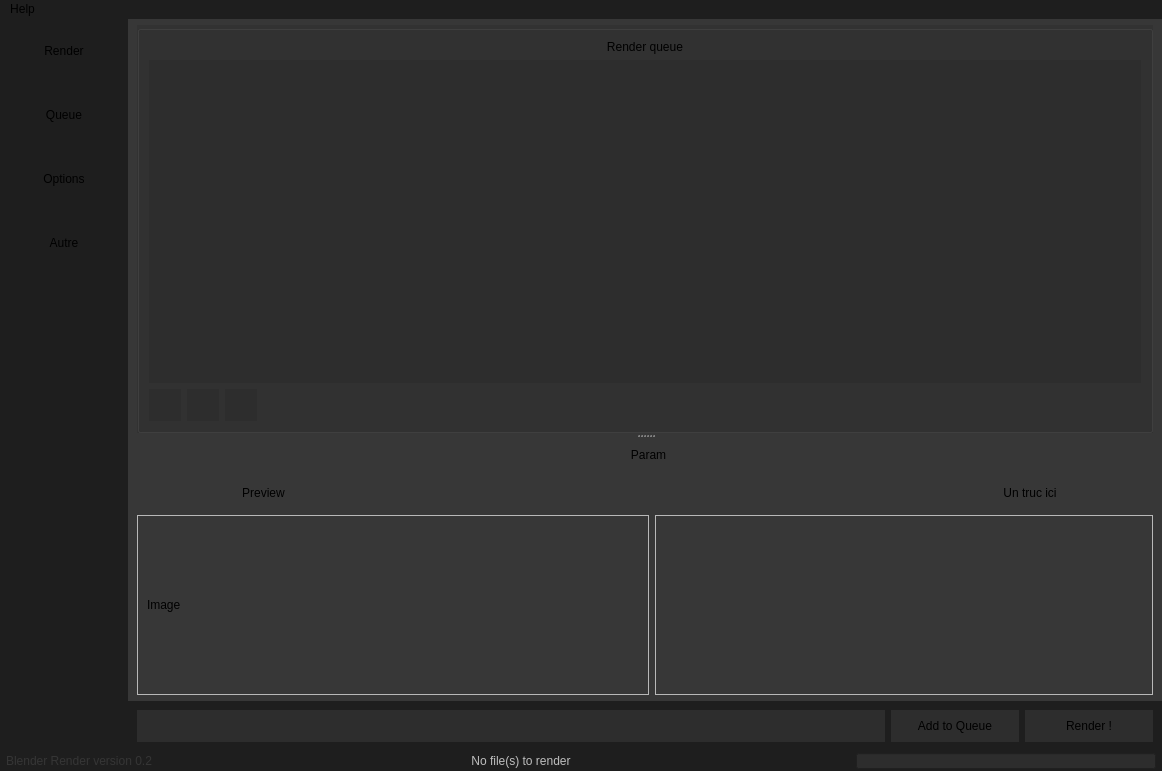
Old version of the form mainwindow.ui in the repository Nesakko/BlenderRender.
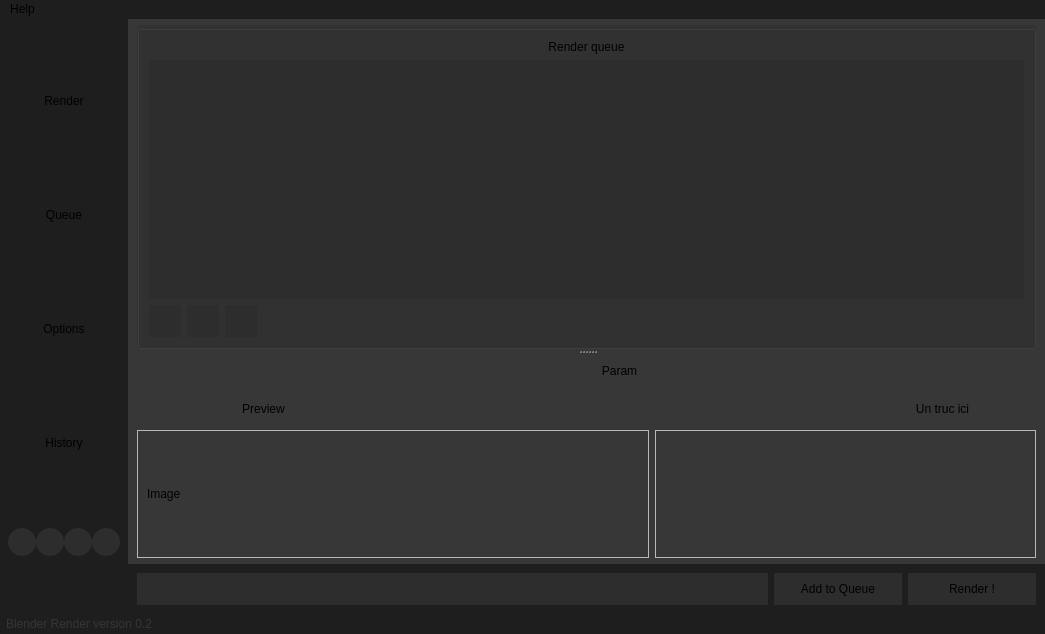
New version of the form. The open tabs and pages were chosen to show the change. Icons and pictures are not drawn.

```diff
--- a/mainwindow.ui
+++ b/mainwindow.ui
@@ -6,8 +6,8 @@
    <rect>
     <x>0</x>
     <y>0</y>
-    <width>1162</width>
-    <height>771</height>
+    <width>1045</width>
+    <height>634</height>
    </rect>
   </property>
   <property name="minimumSize">
@@ -98,7 +98,58 @@
 }
 QProgressBar::chunk{
 	background-color: rgb(65, 200, 255);
-}</string>
+}
+
+#SideBar, #BottomBar{
+background-color: rgb(30, 30, 30);
+border: none;
+}
+#StatusBar{
+	background-color: rgb(30, 30, 30);
+	border: none;
+	max-height: 20px;
+	min-height: 20px;
+}
+
+#btnSide_Render, #btnSide_Queue, #btnSide_Param, #btnSide_Option4{
+	background-color: rgb(30,30,30);
+	min-height: 64px;
+	max-height: 64px;
+	border: none;
+}
+#btnSide_Render:hover{
+	background-color: rgb(42, 180, 255);
+}
+#btnSide_Queue:hover{
+	background-color: rgb(42, 180, 255);
+}
+#btnSide_Param:hover{
+	background-color: rgb(42, 180, 255);
+}
+#btnSide_Option4:hover{
+	background-color: rgb(42, 180, 255);
+}
+
+#btn_GitHub, #btn_Misskey, #btn_Twitter, #btn_Diaspora{
+	min-height: 28px;
+	min-width: 28px;
+	max-height: 28px;
+	max-width: 28px;
+	border-radius: 14px;
+}
+#btn_GitHub:hover{
+	background-color: rgb(170, 0, 255);
+}
+#btn_Misskey:hover{
+	background-color: rgb(164, 229, 78);
+}
+#btn_Twitter:hover{
+	background-color: rgb(42, 180, 255)
+}
+#btn_Diaspora:hover{
+	background-color: rgb(19, 74, 255);
+}
+</string>
   </property>
   <property name="locale">
    <locale language="English" country="UnitedStates"/>
@@ -151,24 +202,7 @@
        </size>
       </property>
       <property name="styleSheet">
-       <string notr="true">QFrame{
-background-color: rgb(30, 30, 30);
-border: none;
-}
-
-QPushButton{
-	background-color: rgb(30,30,30);
-	min-height: 64px;
-	max-height: 64px;
-	border: none;
-}
-QPushButton:hover{
-	background-color: rgb(42, 180, 255);
-}
-QPushButton:pressed{
-	background-color: rgb(65, 200, 255);
-}
-</string>
+       <string notr="true"/>
       </property>
       <property name="frameShape">
        <enum>QFrame::NoFrame</enum>
@@ -196,7 +230,7 @@
         <number>0</number>
        </property>
        <item row="0" column="0">
-        <widget class="QPushButton" name="BtnSide_Render">
+        <widget class="QPushButton" name="btnSide_Render">
          <property name="enabled">
           <bool>true</bool>
          </property>
@@ -227,7 +261,7 @@
         </widget>
        </item>
        <item row="1" column="0">
-        <widget class="QPushButton" name="BtnSide_Queue">
+        <widget class="QPushButton" name="btnSide_Queue">
          <property name="enabled">
           <bool>true</bool>
          </property>
@@ -255,7 +289,7 @@
         </widget>
        </item>
        <item row="2" column="0">
-        <widget class="QPushButton" name="BtnSide_Param">
+        <widget class="QPushButton" name="btnSide_Param">
          <property name="enabled">
           <bool>true</bool>
          </property>
@@ -277,7 +311,7 @@
         </widget>
        </item>
        <item row="3" column="0">
-        <widget class="QPushButton" name="BtnSide_Option4">
+        <widget class="QPushButton" name="btnSide_Option4">
          <property name="enabled">
           <bool>true</bool>
          </property>
@@ -303,7 +337,7 @@
           <cursorShape>PointingHandCursor</cursorShape>
          </property>
          <property name="text">
-          <string>Autre</string>
+          <string>History</string>
          </property>
         </widget>
        </item>
@@ -315,12 +349,6 @@
          <property name="sizeType">
           <enum>QSizePolicy::MinimumExpanding</enum>
          </property>
-         <property name="sizeHint" stdset="0">
-          <size>
-           <width>20</width>
-           <height>300</height>
-          </size>
-         </property>
         </spacer>
        </item>
        <item row="5" column="0">
@@ -345,12 +373,6 @@
              <verstretch>0</verstretch>
             </sizepolicy>
            </property>
-           <property name="minimumSize">
-            <size>
-             <width>32</width>
-             <height>32</height>
-            </size>
-           </property>
            <property name="cursor">
             <cursorShape>PointingHandCursor</cursorShape>
            </property>
@@ -358,17 +380,7 @@
             <string>&lt;html&gt;&lt;head/&gt;&lt;body&gt;&lt;p&gt;&lt;span style=&quot; color:#ffffff;&quot;&gt;https://github.com/Nesakko&lt;/span&gt;&lt;/p&gt;&lt;/body&gt;&lt;/html&gt;</string>
            </property>
            <property name="styleSheet">
-            <string notr="true">QPushButton{
-	min-height: 32px;
-	min-width: 32px;
-	max-height: 32px;
-	max-width: 32px;
-	border-radius: 16px;
-}
-QPushButton:hover{
-	background-color: rgb(170, 0, 255);
-}
-</string>
+            <string notr="true"/>
            </property>
            <property name="text">
             <string/>
@@ -379,8 +391,8 @@
            </property>
            <property name="iconSize">
             <size>
-             <width>16</width>
-             <height>16</height>
+             <width>20</width>
+             <height>20</height>
             </size>
            </property>
            <property name="autoDefault">
@@ -401,8 +413,8 @@
            </property>
            <property name="minimumSize">
             <size>
-             <width>32</width>
-             <height>32</height>
+             <width>28</width>
+             <height>28</height>
             </size>
            </property>
            <property name="cursor">
@@ -412,15 +424,7 @@
             <string>&lt;html&gt;&lt;head/&gt;&lt;body&gt;&lt;p&gt;&lt;span style=&quot; color:#ffffff;&quot;&gt;https://twitter.com/WiseNesakko&lt;/span&gt;&lt;/p&gt;&lt;/body&gt;&lt;/html&gt;</string>
            </property>
            <property name="styleSheet">
-            <string notr="true">QPushButton{
-	min-height: 32px;
-	min-width: 32px;
-	max-height: 32px;
-	max-width: 32px;
-	border-radius: 16px;
-
-}
-</string>
+            <string notr="true"/>
            </property>
            <property name="text">
             <string/>
@@ -431,8 +435,8 @@
            </property>
            <property name="iconSize">
             <size>
-             <width>16</width>
-             <height>16</height>
+             <width>20</width>
+             <height>20</height>
             </size>
            </property>
            <property name="checkable">
@@ -450,8 +454,8 @@
            </property>
            <property name="minimumSize">
             <size>
-             <width>32</width>
-             <height>32</height>
+             <width>28</width>
+             <height>28</height>
             </size>
            </property>
            <property name="cursor">
@@ -461,16 +465,7 @@
             <string>&lt;html&gt;&lt;head/&gt;&lt;body&gt;&lt;p&gt;&lt;span style=&quot; color:#ffffff;&quot;&gt;https://pod.dapor.net/people/61cec8f086010137677d48600054b5a3&lt;/span&gt;&lt;/p&gt;&lt;/body&gt;&lt;/html&gt;</string>
            </property>
            <property name="styleSheet">
-            <string notr="true">QPushButton{
-	min-height: 32px;
-	min-width: 32px;
-	max-height: 32px;
-	max-width: 32px;
-	border-radius: 16px;
-}
-QPushButton:hover{
-	background-color: rgb(19, 74, 255);
-}</string>
+            <string notr="true"/>
            </property>
            <property name="text">
             <string/>
@@ -481,8 +476,8 @@
            </property>
            <property name="iconSize">
             <size>
-             <width>16</width>
-             <height>16</height>
+             <width>20</width>
+             <height>20</height>
             </size>
            </property>
           </widget>
@@ -497,8 +492,8 @@
            </property>
            <property name="minimumSize">
             <size>
-             <width>32</width>
-             <height>32</height>
+             <width>28</width>
+             <height>28</height>
             </size>
            </property>
            <property name="cursor">
@@ -508,16 +503,7 @@
             <string>&lt;html&gt;&lt;head/&gt;&lt;body&gt;&lt;p&gt;&lt;span style=&quot; color:#ffffff;&quot;&gt;https://misskey.io/@Nesakko&lt;/span&gt;&lt;/p&gt;&lt;/body&gt;&lt;/html&gt;</string>
            </property>
            <property name="styleSheet">
-            <string notr="true">QPushButton{
-	min-height: 32px;
-	min-width: 32px;
-	max-height: 32px;
-	max-width: 32px;
-	border-radius: 16px;
-}
-QPushButton:hover{
-	background-color: rgb(164, 229, 78);
-}</string>
+            <string notr="true"/>
            </property>
            <property name="text">
             <string/>
@@ -528,8 +514,8 @@
            </property>
            <property name="iconSize">
             <size>
-             <width>16</width>
-             <height>16</height>
+             <width>20</width>
+             <height>20</height>
             </size>
            </property>
           </widget>
@@ -542,11 +528,7 @@
     <item row="1" column="1">
      <widget class="QFrame" name="BottomBar">
       <property name="styleSheet">
-       <string notr="true">QFrame{
-background-color: rgb(30, 30, 30);
-border: none;
-}
-</string>
+       <string notr="true"/>
       </property>
       <layout class="QGridLayout" name="gridLayout_8">
        <item row="0" column="1">
@@ -642,12 +624,7 @@
        <bool>false</bool>
       </property>
       <property name="styleSheet">
-       <string notr="true">QFrame{
-	background-color: rgb(30, 30, 30);
-	border: none;
-	max-height: 20px;
-	min-height: 20px;
-}</string>
+       <string notr="true"/>
       </property>
       <layout class="QGridLayout" name="gridLayout_10">
        <property name="leftMargin">
@@ -665,47 +642,6 @@
        <property name="spacing">
         <number>0</number>
        </property>
-       <item row="0" column="2">
-        <widget class="QProgressBar" name="progressBar">
-         <property name="enabled">
-          <bool>false</bool>
-         </property>
-         <property name="value">
-          <number>0</number>
-         </property>
-         <property name="textVisible">
-          <bool>false</bool>
-         </property>
-        </widget>
-       </item>
-       <item row="0" column="1">
-        <widget class="QLabel" name="Label_CurrentFile">
-         <property name="enabled">
-          <bool>false</bool>
-         </property>
-         <property name="minimumSize">
-          <size>
-           <width>0</width>
-           <height>20</height>
-          </size>
-         </property>
-         <property name="maximumSize">
-          <size>
-           <width>16777215</width>
-           <height>20</height>
-          </size>
-         </property>
-         <property name="text">
-          <string>No file(s) to render</string>
-         </property>
-         <property name="textFormat">
-          <enum>Qt::RichText</enum>
-         </property>
-         <property name="alignment">
-          <set>Qt::AlignCenter</set>
-         </property>
-        </widget>
-       </item>
        <item row="0" column="0">
         <widget class="QLabel" name="label_13">
          <property name="enabled">
@@ -714,7 +650,7 @@
          <property name="maximumSize">
           <size>
            <width>180</width>
-           <height>20</height>
+           <height>16777215</height>
           </size>
          </property>
          <property name="text">
@@ -722,6 +658,19 @@
          </property>
         </widget>
        </item>
+       <item row="0" column="1">
+        <spacer name="horizontalSpacer_4">
+         <property name="orientation">
+          <enum>Qt::Horizontal</enum>
+         </property>
+         <property name="sizeHint" stdset="0">
+          <size>
+           <width>40</width>
+           <height>20</height>
+          </size>
+         </property>
+        </spacer>
+       </item>
       </layout>
      </widget>
     </item>
@@ -740,7 +689,7 @@
        <string notr="true"/>
       </property>
       <property name="currentIndex">
-       <number>0</number>
+       <number>1</number>
       </property>
       <widget class="QWidget" name="Page_Render">
        <layout class="QGridLayout" name="gridLayout">
@@ -1363,9 +1312,6 @@
               </property>
              </spacer>
             </item>
-            <item row="1" column="0" colspan="4">
-             <widget class="QListWidget" name="listWidget"/>
-            </item>
             <item row="0" column="0" colspan="4">
              <widget class="QLabel" name="label_8">
               <property name="text">
@@ -1376,6 +1322,9 @@
               </property>
              </widget>
             </item>
+            <item row="1" column="0" colspan="4">
+             <widget class="QListWidget" name="listWidget"/>
+            </item>
            </layout>
           </widget>
           <widget class="QWidget" name="layoutWidget">
@@ -1525,7 +1474,7 @@
     <rect>
      <x>0</x>
      <y>0</y>
-     <width>1162</width>
+     <width>1045</width>
      <height>30</height>
     </rect>
    </property>
```
Left out of the diff: 28 changed lines with no effect on the pictures.
